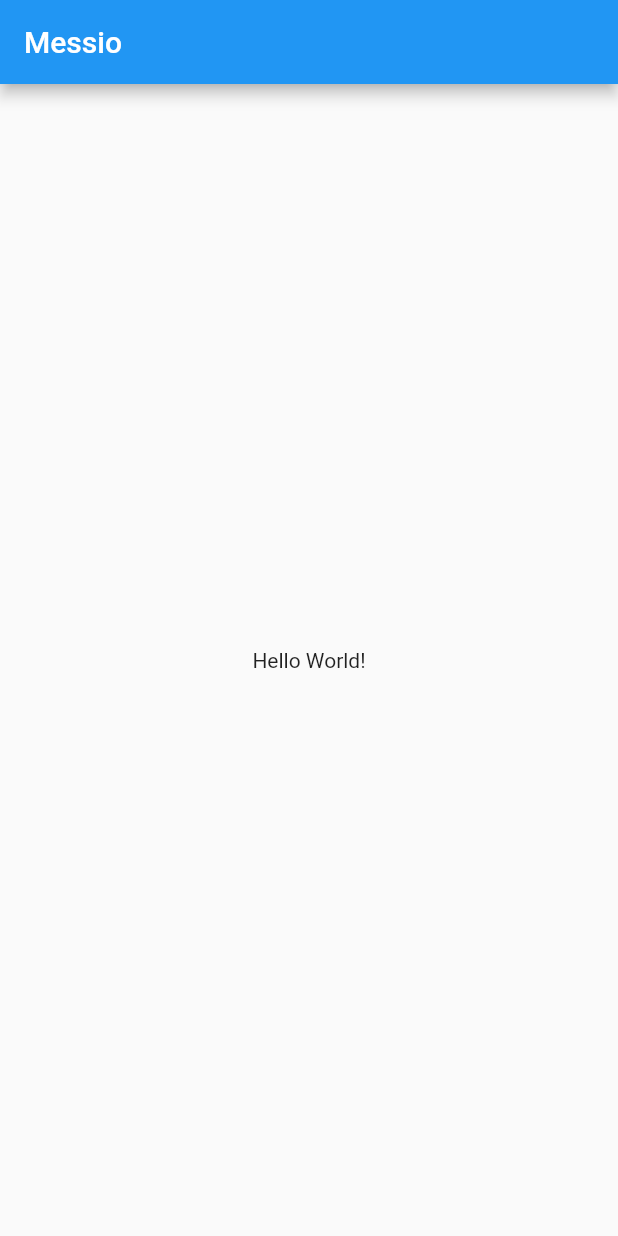
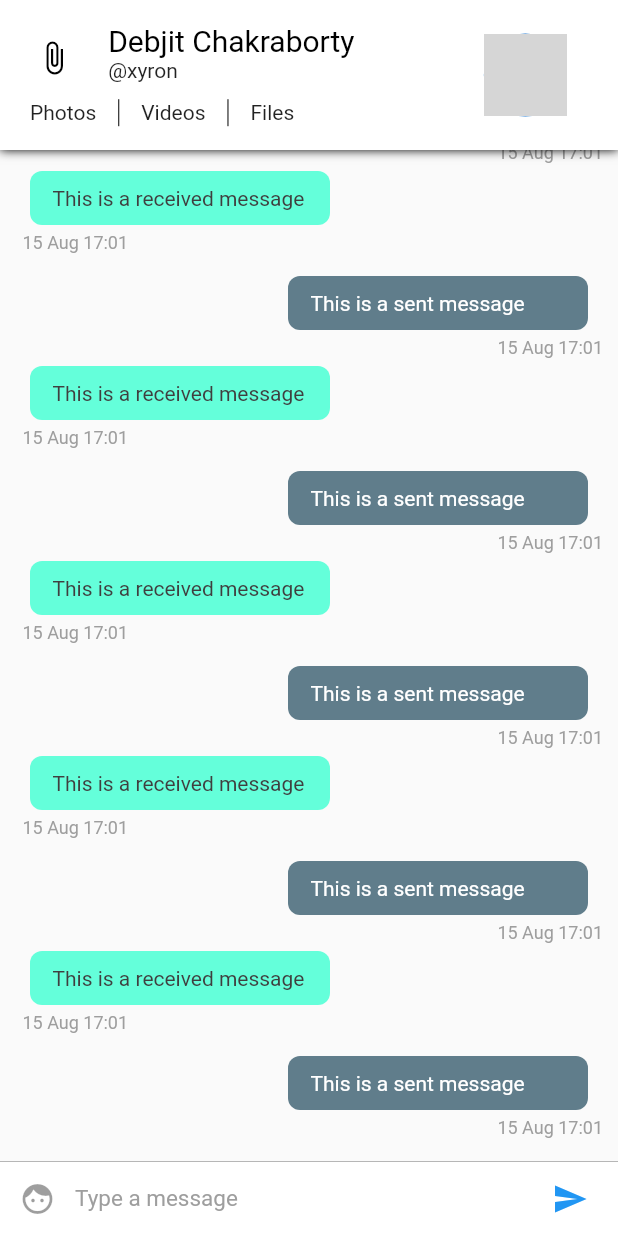
Before and after one commit to Android-Builds/connect, a Flutter app: the screen it shows after launch, on a phone screen of 412 x 824 dp. Run offline on Flutter 3.47's test engine with Material 2 defaults, Android fonts, the phone set to English and light mode, and no system bars; grey boxes are pictures that could not be loaded.

Commit message:
Create Conversation Screen

```diff
--- /dev/null
+++ b/lib/config/Assets.dart
@@ -0,0 +1,3 @@
+class Assets{
+  static String user = 'assets/user.png';
+}
--- /dev/null
+++ b/lib/config/Palette.dart
@@ -0,0 +1,15 @@
+import 'package:flutter/material.dart';
+
+// Color palette for the app
+class Palette{
+  static Color primaryColor = Colors.blue;
+  static Color secondaryColor = Colors.black;
+  static Color primaryTextColor = Colors.black;
+  static Color secondaryTextColor = Colors.black87;
+  static Color primaryBackgroundColor = Colors.white;
+  static Color selfMessageBackgroundColor = Colors.blueGrey;
+  static Color otherMessageBackgroundColor = Colors.tealAccent;
+  static Color selfMessageColor = Colors.white;
+  static Color otherMessageColor = Color(0xff3f3f3f);
+  static Color greyColor = Colors.grey;
+}
--- a/lib/main.dart
+++ b/lib/main.dart
@@ -1,8 +1,9 @@
 import 'package:flutter/material.dart';
+import 'pages/ConversationPageList.dart';
 
-void main() => runApp(MyApp());
+void main() => runApp(connect());
 
-class MyApp extends StatelessWidget {
+class connect extends StatelessWidget {
   // This widget is the root of your application.
   @override
   Widget build(BuildContext context) {
@@ -11,37 +12,7 @@ class MyApp extends StatelessWidget {
       theme: ThemeData(
         primarySwatch: Colors.blue,
       ),
-      home: MyHomePage(title: 'Messio'),
+      home: ConversationPageList(),
     );
   }
 }
-
-class MyHomePage extends StatefulWidget {
-  MyHomePage({Key key, this.title}) : super(key: key);
-
-  final String title;
-
-  @override
-  _MyHomePageState createState() => _MyHomePageState();
-}
-
-class _MyHomePageState extends State<MyHomePage> {
-
-  @override
-  Widget build(BuildContext context) {
-    // The Flutter framework has been optimized to make rerunning build methods
-    // fast, so that you can just rebuild anything that needs updating rather
-    // than having to individually change instances of widgets.
-    return Scaffold(
-        appBar: AppBar(
-          // Here we take the value from the MyHomePage object that was created by
-          // the App.build method, and use it to set our appbar title.
-          title: Text(widget.title),
-        ),
-        body: Center(
-            child:Text('Hello World!')
-        )
-    );
-
-  }
-}
--- /dev/null
+++ b/lib/pages/ConversationPage.dart
@@ -0,0 +1,30 @@
+import 'package:flutter/material.dart';
+import 'package:connect/widgets/ChatAppBar.dart';
+import 'package:connect/widgets/ChatListWidget.dart';
+import 'package:connect/widgets/InputWidget.dart';
+
+class ConversationPage extends StatefulWidget {
+  @override
+  _ConversationPageState createState() => _ConversationPageState();
+}
+
+class _ConversationPageState extends State<ConversationPage> {
+
+  @override
+  Widget build(BuildContext context) {
+    return SafeArea(
+        child: Scaffold(
+            appBar: ChatAppBar(), // Custom app bar for chat screen
+            body: Stack(children: <Widget>[
+              Column(
+                children: <Widget>[
+                  ChatListWidget(),//Chat list
+                  InputWidget() // The input widget
+                ],
+              ),
+            ]
+            )
+        )
+    );
+  }
+}
--- /dev/null
+++ b/lib/pages/ConversationPageList.dart
@@ -0,0 +1,23 @@
+import 'package:flutter/material.dart';
+import 'ConversationPage.dart';
+
+class ConversationPageList extends StatefulWidget {
+
+  @override
+  _ConversationPageListState createState() => _ConversationPageListState();
+}
+
+class _ConversationPageListState extends State<ConversationPageList> {
+
+  @override
+  Widget build(BuildContext context) {
+    return PageView(
+      children: <Widget>[
+        ConversationPage(),
+        ConversationPage(),
+        ConversationPage()
+      ],
+    );
+
+  }
+}
--- /dev/null
+++ b/lib/widgets/ChatAppBar.dart
@@ -0,0 +1,101 @@
+import 'package:flutter/material.dart';
+import 'package:connect/config/Assets.dart';
+import 'package:connect/config/Palette.dart';
+
+class ChatAppBar extends StatelessWidget implements PreferredSizeWidget {
+  final double height = 100;
+  @override
+  Widget build(BuildContext context) {
+    var textHeading = TextStyle(color: Palette.primaryTextColor, fontSize: 20); // Text style for the name
+    var textStyle = TextStyle(color: Palette.secondaryTextColor); // Text style for everything else
+
+    double width = MediaQuery.of(context).size.width; // calculate the screen width
+    return Material(
+        child: Container(
+            decoration: new BoxDecoration(boxShadow: [ //adds a shadow to the appbar
+              new BoxShadow(
+                color: Colors.black,
+                blurRadius: 5.0,
+              )]),
+            child:  Container(
+                color: Palette.primaryBackgroundColor,
+                child: Row(children: <Widget>[
+                  Expanded( //we're dividing the appbar into 7 : 3 ratio. 7 is for content and 3 is for the display picture.
+                      flex: 7,
+                      child: Center(
+                          child: Column(
+                            mainAxisSize: MainAxisSize.min,
+                            children: <Widget>[
+                              Container(
+                                  height: 70 - (width * .06),
+                                  child: Row(
+                                    crossAxisAlignment: CrossAxisAlignment.start,
+                                    children: <Widget>[
+                                      Expanded(
+                                          flex: 2,
+                                          child: Center(
+                                              child: Icon(
+                                                Icons.attach_file,
+                                                color: Palette.secondaryColor,
+                                              ))),
+                                      Expanded(
+                                          flex: 6,
+                                          child: Container(
+                                              child: Column(
+                                                crossAxisAlignment:
+                                                CrossAxisAlignment.start,
+                                                mainAxisAlignment: MainAxisAlignment.center,
+                                                mainAxisSize: MainAxisSize.min,
+                                                children: <Widget>[
+                                                  Text('Debjit Chakraborty', style: textHeading),
+                                                  Text('@xyron', style: textStyle)
+                                                ],
+                                              ))),
+                                    ],
+                                  )),
+                              //second row containing the buttons for media
+                              Container(
+                                  height: 23,
+                                  padding: EdgeInsets.fromLTRB(20, 5, 5, 0),
+                                  child: Row(
+                                    mainAxisAlignment: MainAxisAlignment.start,
+                                    crossAxisAlignment: CrossAxisAlignment.center,
+                                    children: <Widget>[
+                                      Text(
+                                        'Photos',
+                                        style: textStyle,
+                                      ),
+                                      VerticalDivider(
+                                        width: 30,
+                                        color: Palette.primaryTextColor,
+                                      ),
+                                      Text(
+                                        'Videos',
+                                        style: textStyle,
+                                      ),
+                                      VerticalDivider(
+                                        width: 30,
+                                        color: Palette.primaryTextColor,
+                                      ),
+                                      Text('Files', style: textStyle)
+                                    ],
+                                  )),
+                            ],
+                          ))),
+                  //This is the display picture
+                  Expanded(
+                      flex: 3,
+                      child: Container(
+                          child: Center(
+                              child: CircleAvatar(
+                                radius: (80 - (width * .06)) / 2,
+                                backgroundImage: Image.asset(
+                                  Assets.user,
+                                ).image,
+                              )))),
+                ]))));
+  }
+
+  @override
+  Size get preferredSize => Size.fromHeight(height);
+}
--- /dev/null
+++ b/lib/widgets/ChatItemWidget.dart
@@ -0,0 +1,89 @@
+import 'package:flutter/material.dart';
+import 'package:connect/config/Palette.dart';
+import 'package:intl/intl.dart';
+
+class ChatItemWidget extends StatelessWidget{
+  var index;
+
+  ChatItemWidget(this.index);
+
+  @override
+  Widget build(BuildContext context) {
+    // TODO: implement build
+    if (index % 2 == 0) {
+      //This is the sent message. We'll later use data from firebase instead of index to determine the message is sent or received.
+      return Container(
+          child: Column(children: <Widget>[
+            Row(
+              children: <Widget>[
+                Container(
+                  child: Text(
+                    'This is a sent message',
+                    style: TextStyle(color: Palette.selfMessageColor),
+                  ),
+                  padding: EdgeInsets.fromLTRB(15.0, 10.0, 15.0, 10.0),
+                  width: 200.0,
+                  decoration: BoxDecoration(
+                      color: Palette.selfMessageBackgroundColor,
+                      borderRadius: BorderRadius.circular(8.0)),
+                  margin: EdgeInsets.only(right: 10.0),
+                )
+              ],
+              mainAxisAlignment:
+              MainAxisAlignment.end, // aligns the chatitem to right end
+            ),
+            Row(
+                mainAxisAlignment: MainAxisAlignment.end,
+                children: <Widget>[
+                  Container(
+                    child: Text(
+                      DateFormat('dd MMM kk:mm')
+                          .format(DateTime.fromMillisecondsSinceEpoch(1565888474278)),
+                      style: TextStyle(
+                          color: Palette.greyColor,
+                          fontSize: 12.0,
+                          fontStyle: FontStyle.normal),
+                    ),
+                    margin: EdgeInsets.only(left: 5.0, top: 5.0, bottom: 5.0),
+                  )])
+          ]));
+    } else {
+      // This is a received message
+      return Container(
+        child: Column(
+          children: <Widget>[
+            Row(
+              children: <Widget>[
+                Container(
+                  child: Text(
+                    'This is a received message',
+                    style: TextStyle(color: Palette.otherMessageColor),
+                  ),
+                  padding: EdgeInsets.fromLTRB(15.0, 10.0, 15.0, 10.0),
+                  width: 200.0,
+                  decoration: BoxDecoration(
+                      color: Palette.otherMessageBackgroundColor,
+                      borderRadius: BorderRadius.circular(8.0)),
+                  margin: EdgeInsets.only(left: 10.0),
+                )
+              ],
+            ),
+            Container(
+              child: Text(
+                DateFormat('dd MMM kk:mm')
+                    .format(DateTime.fromMillisecondsSinceEpoch(1565888474278)),
+                style: TextStyle(
+                    color: Palette.greyColor,
+                    fontSize: 12.0,
+                    fontStyle: FontStyle.normal),
+              ),
+              margin: EdgeInsets.only(left: 5.0, top: 5.0, bottom: 5.0),
+            )
+          ],
+          crossAxisAlignment: CrossAxisAlignment.start,
+        ),
+        margin: EdgeInsets.only(bottom: 10.0),
+      );
+    }  }
+
+}
--- /dev/null
+++ b/lib/widgets/ChatListWidget.dart
@@ -0,0 +1,20 @@
+import 'package:flutter/material.dart';
+
+import 'ChatItemWidget.dart';
+
+
+class ChatListWidget extends StatelessWidget{
+  final ScrollController listScrollController = new ScrollController();
+  @override
+  Widget build(BuildContext context) {
+    // TODO: implement build
+    return Flexible(
+        child: ListView.builder(
+          padding: EdgeInsets.all(10.0),
+          itemBuilder: (context, index) => ChatItemWidget(index),
+          itemCount: 20,
+          reverse: true,
+          controller: listScrollController,
+        ));
+  }
+}
--- /dev/null
+++ b/lib/widgets/InputWidget.dart
@@ -0,0 +1,60 @@
+import 'package:flutter/material.dart';
+import 'package:connect/config/Palette.dart';
+
+class InputWidget extends StatelessWidget {
+
+  final TextEditingController textEditingController = new TextEditingController();
+
+  @override
+  Widget build(BuildContext context) {
+    return Container(
+      child: Row(
+        children: <Widget>[
+          Material(
+            child: new Container(
+              margin: new EdgeInsets.symmetric(horizontal: 1.0),
+              child: new IconButton(
+                icon: new Icon(Icons.face),
+                color: Palette.primaryColor,
+              ),
+            ),
+            color: Colors.white,
+          ),
+
+          // Text input
+          Flexible(
+            child: Container(
+              child: TextField(
+                style: TextStyle(color: Palette.primaryTextColor, fontSize: 15.0),
+                controller: textEditingController,
+                decoration: InputDecoration.collapsed(
+                  hintText: 'Type a message',
+                  hintStyle: TextStyle(color: Palette.greyColor),
+                ),
+              ),
+            ),
+          ),
+
+          // Send Message Button
+          Material(
+            child: new Container(
+              margin: new EdgeInsets.symmetric(horizontal: 8.0),
+              child: new IconButton(
+                icon: new Icon(Icons.send),
+                onPressed: () => {},
+                color: Palette.primaryColor,
+              ),
+            ),
+            color: Colors.white,
+          ),
+        ],
+      ),
+      width: double.infinity,
+      height: 50.0,
+      decoration: new BoxDecoration(
+          border: new Border(
+              top: new BorderSide(color: Palette.greyColor, width: 0.5)),
+          color: Colors.white),
+    );
+  }
+}
--- a/pubspec.yaml
+++ b/pubspec.yaml
@@ -17,6 +17,7 @@ environment:
   sdk: ">=2.1.0 <3.0.0"
 
 dependencies:
+  intl: ^0.15.7
   flutter:
     sdk: flutter
 
```
Also changed, not shown: pubspec.lock, 1 other file.
